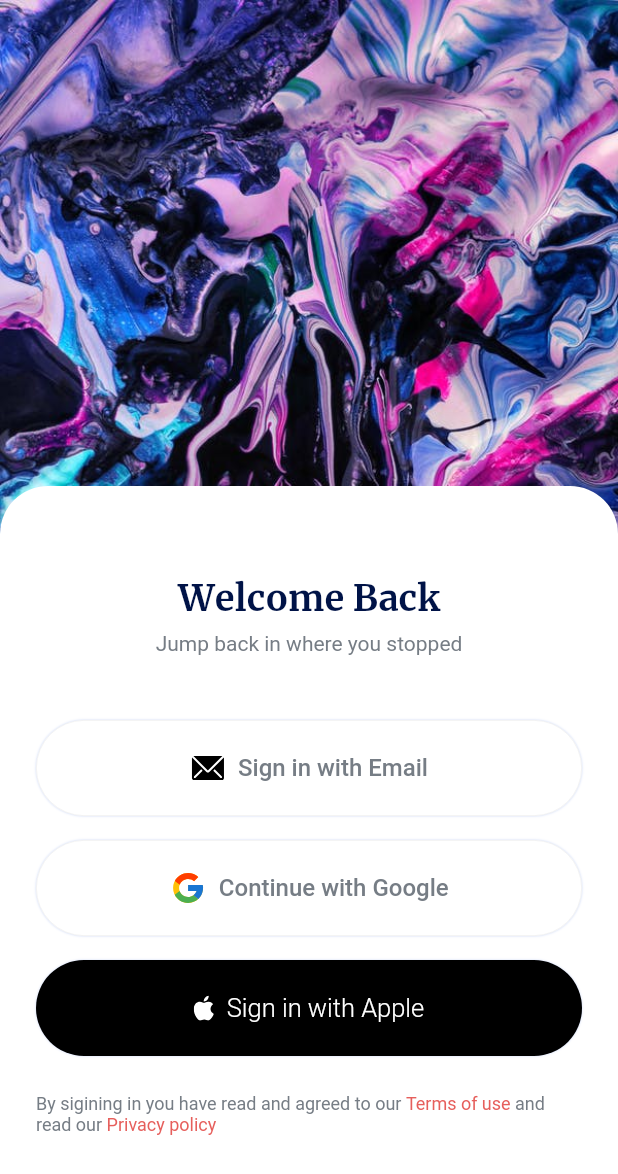
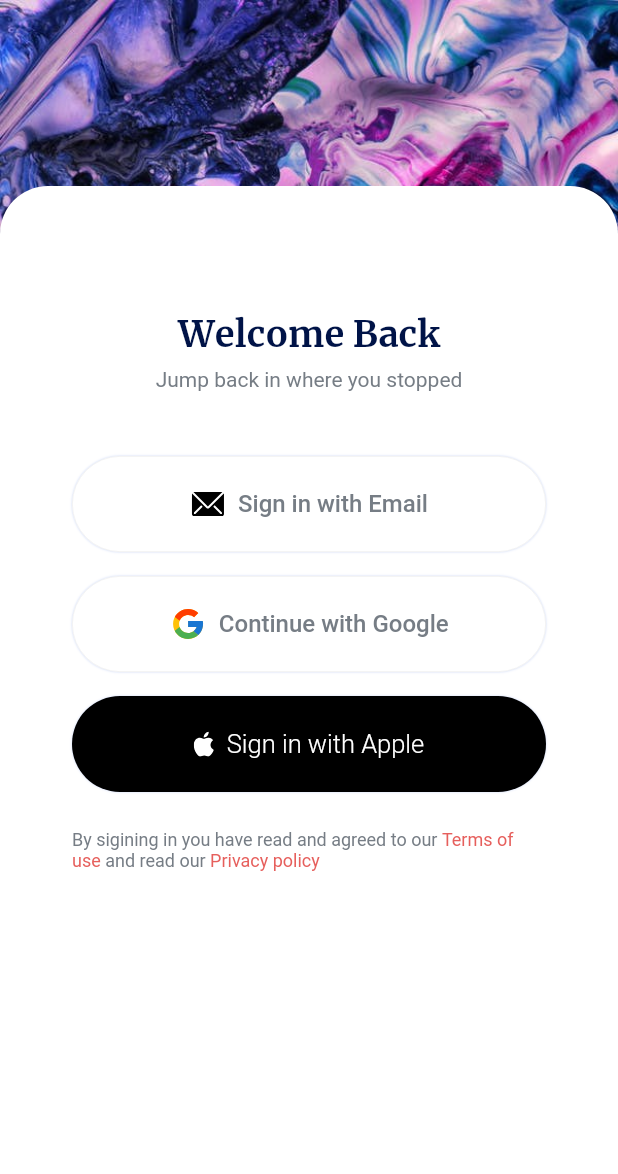
Before and after one commit to Lord-Chris/funconnect_local, a Flutter app: the WelcomeView screen opened directly, on a phone screen of 412 x 824 dp. Shown: the top 1174 px of the screen. Run offline on Flutter 3.47's test engine with Material 2 defaults, Android fonts, the phone set to English and light mode, and no system bars; our stand-ins replace equatable, flutter_bloc, flutter_svg, location, pin_code_fields; Roboto replaces fonts that are missing (GTWalsheimPro).

Commit message:
Welcome View bloc setup

```diff
--- /dev/null
+++ b/lib/features/authentication/presentation/blocs/welcome_bloc/welcome_bloc.dart
@@ -0,0 +1,48 @@
+import 'dart:async';
+
+import 'package:flutter/material.dart';
+import 'package:flutter/widgets.dart';
+import 'package:flutter_bloc/flutter_bloc.dart';
+import 'package:funconnect/email_signin_view.dart';
+import 'package:funconnect/features/authentication/presentation/blocs/welcome_bloc/welcome_event.dart';
+import 'package:funconnect/features/authentication/presentation/blocs/welcome_bloc/welcome_state.dart';
+
+class WelcomeBloc extends Bloc<WelcomeEvent, WelcomeState> {
+  WelcomeBloc() : super(WelcomeInitialState()) {
+    on<EmailSignInEvent>(_onEmailSignInEvent);
+    on<GoogleSignInEvent>(_onGoogleSignInEvent);
+    on<AppleSignInEvent>(_onAppleSignInEvent);
+    on<TermsOfUseTapEvent>(_onTermsOfUseTapEvent);
+    on<PrivacyPolicyTapEvent>(_onPrivacyPolicyTapEvent);
+  }
+
+  FutureOr<void> _onEmailSignInEvent(
+    EmailSignInEvent event,
+    Emitter<WelcomeState> emit,
+  ) {
+    Navigator.push(
+      event.context,
+      MaterialPageRoute(builder: (_) => const EmailSigninView()),
+    );
+  }
+
+  FutureOr<void> _onGoogleSignInEvent(
+    GoogleSignInEvent event,
+    Emitter<WelcomeState> emit,
+  ) {}
+
+  FutureOr<void> _onAppleSignInEvent(
+    AppleSignInEvent event,
+    Emitter<WelcomeState> emit,
+  ) {}
+
+  FutureOr<void> _onTermsOfUseTapEvent(
+    TermsOfUseTapEvent event,
+    Emitter<WelcomeState> emit,
+  ) {}
+
+  FutureOr<void> _onPrivacyPolicyTapEvent(
+    PrivacyPolicyTapEvent event,
+    Emitter<WelcomeState> emit,
+  ) {}
+}
--- /dev/null
+++ b/lib/features/authentication/presentation/blocs/welcome_bloc/welcome_event.dart
@@ -0,0 +1,20 @@
+import 'package:equatable/equatable.dart';
+import 'package:flutter/src/widgets/framework.dart';
+
+abstract class WelcomeEvent extends Equatable {
+  @override
+  List<Object?> get props => [];
+}
+
+class EmailSignInEvent extends WelcomeEvent {
+  final BuildContext context;
+  EmailSignInEvent(this.context);
+}
+
+class GoogleSignInEvent extends WelcomeEvent {}
+
+class AppleSignInEvent extends WelcomeEvent {}
+
+class TermsOfUseTapEvent extends WelcomeEvent {}
+
+class PrivacyPolicyTapEvent extends WelcomeEvent {}
--- /dev/null
+++ b/lib/features/authentication/presentation/blocs/welcome_bloc/welcome_state.dart
@@ -0,0 +1,8 @@
+import 'package:equatable/equatable.dart';
+
+abstract class WelcomeState extends Equatable {
+  @override
+  List<Object?> get props => [];
+}
+
+class WelcomeInitialState extends WelcomeState {}
--- /dev/null
+++ b/lib/features/authentication/presentation/views/welcome_view.dart
@@ -0,0 +1,141 @@
+import 'package:flutter/material.dart';
+import 'package:flutter_bloc/flutter_bloc.dart';
+import 'package:funconnect/constants/custom_button.dart';
+import 'package:funconnect/features/authentication/presentation/blocs/welcome_bloc/welcome_bloc.dart';
+import 'package:funconnect/features/authentication/presentation/blocs/welcome_bloc/welcome_event.dart';
+import 'package:funconnect/shared/constants/_constants.dart';
+
+class WelcomeView extends StatelessWidget {
+  const WelcomeView({Key? key}) : super(key: key);
+  static const welcomeImage = "assets/images/sign_in_image.jpeg";
+  static const emailSvg = "assets/svgs/clarity_email-solid.svg";
+  static const googleSvg = "assets/svgs/flat-color-icons_google.svg";
+  static const appleLogoSvg = "assets/svgs/applelogo.svg";
+
+  @override
+  Widget build(BuildContext context) {
+    return BlocProvider(
+      create: (context) => WelcomeBloc(),
+      child: Scaffold(
+        body: Stack(
+          fit: StackFit.expand,
+          children: [
+            Column(
+              children: [
+                Image.asset(
+                  welcomeImage,
+                  fit: BoxFit.cover,
+                ),
+              ],
+            ),
+            Positioned(
+              bottom: 0,
+              left: 0,
+              right: 0,
+              child: Container(
+                height: 700,
+                width: double.maxFinite,
+                padding: const EdgeInsets.all(48),
+                clipBehavior: Clip.hardEdge,
+                decoration: const BoxDecoration(
+                  color: AppColors.white,
+                  borderRadius: BorderRadius.vertical(top: Radius.circular(32)),
+                ),
+                child: Column(
+                  children: [
+                    const SizedBox(height: 35),
+                    const Text(
+                      "Welcome Back",
+                      style: TextStyle(
+                        fontSize: 24,
+                        color: AppColors.text,
+                        fontFamily: AppFonts.merriweather,
+                        fontWeight: FontWeight.bold,
+                      ),
+                    ),
+                    const SizedBox(height: 8),
+                    const Text(
+                      "Jump back in where you stopped",
+                      style: TextStyle(
+                        fontSize: 14,
+                        color: AppColors.par,
+                        fontFamily: AppFonts.gtWalshPro,
+                        fontWeight: FontWeight.normal,
+                      ),
+                    ),
+                    const SizedBox(height: 43),
+                    CustomButton(
+                      text: "Sign in with Email",
+                      isImage: true,
+                      image: emailSvg,
+                      fontSize: 16,
+                      fontWeight: FontWeight.w500,
+                      textColor: AppColors.par,
+                      buttonColor: AppColors.white,
+                      borderColor: AppColors.stroke,
+                      radius: 50,
+                      function: ()=>context.read<WelcomeBloc>().add(EmailSignInEvent(context)),
+                    ),
+                    const SizedBox(height: 16),
+                    const CustomButton(
+                      text: "Continue with Google",
+                      image: googleSvg,
+                      isImage: true,
+                      fontSize: 16,
+                      fontWeight: FontWeight.w500,
+                      textColor: AppColors.par,
+                      buttonColor: AppColors.white,
+                      borderColor: AppColors.stroke,
+                      radius: 50,
+                    ),
+                    const SizedBox(height: 16),
+                    const CustomButton(
+                      text: "Sign in with Apple",
+                      isImage: true,
+                      image: appleLogoSvg,
+                      fontSize: 17,
+                      fontWeight: FontWeight.w300,
+                      textColor: AppColors.white,
+                      buttonColor: AppColors.black,
+                      radius: 50,
+                    ),
+                    const SizedBox(height: 25),
+                    RichText(
+                      textAlign: TextAlign.start,
+                      text: const TextSpan(
+                        style: TextStyle(
+                          fontSize: 12,
+                          fontWeight: FontWeight.normal,
+                          fontFamily: AppFonts.gtWalshPro,
+                          color: AppColors.par,
+                        ),
+                        children: [
+                          TextSpan(
+                              text:
+                                  "By sigining in you have read and agreed to our "),
+                          TextSpan(
+                            text: "Terms of use",
+                            style: TextStyle(
+                              color: AppColors.secondary,
+                            ),
+                          ),
+                          TextSpan(text: " and read our "),
+                          TextSpan(
+                            text: "Privacy policy",
+                            style: TextStyle(
+                              color: AppColors.secondary,
+                            ),
+                          ),
+                        ],
+                      ),
+                    )
+                  ],
+                ),
+              ),
+            )
+          ],
+        ),
+      ),
+    );
+  }
+}
--- a/lib/features/startup/presentation/views/splash_view.dart
+++ b/lib/features/startup/presentation/views/splash_view.dart
@@ -21,13 +21,14 @@ class SplashView extends StatelessWidget {
         },
         child: Scaffold(
           body: Container(
-            padding: const EdgeInsets.symmetric(horizontal: 22),
+            width: double.maxFinite,
             color: AppColors.primary,
             child: Column(
               mainAxisAlignment: MainAxisAlignment.spaceBetween,
               children: [
                 SvgPicture.asset(
                   AppAssets.splashUpSvg,
+                  width: 370,
                 ),
                 const Spacer(),
                 SvgPicture.asset(
@@ -40,6 +41,7 @@ class SplashView extends StatelessWidget {
                   children: [
                     SvgPicture.asset(
                       AppAssets.splashDownSvg,
+                      width: 370,
                       // width: 331,
                       // height: 331,
                     ),
--- a/lib/main.dart
+++ b/lib/main.dart
@@ -1,5 +1,5 @@
 import 'package:flutter/material.dart';
-import 'package:funconnect/features/startup/presentation/views/splash_view.dart';
+import 'package:funconnect/features/authentication/presentation/views/welcome_view.dart';
 
 void main() {
   runApp(const MyApp());
@@ -25,7 +25,7 @@ class MyApp extends StatelessWidget {
         // is not restarted.
         primarySwatch: Colors.blue,
       ),
-      home: const SplashView(),
+      home: const WelcomeView(),
     );
   }
 }
--- a/lib/welcome_view.dart
+++ /dev/null
@@ -1,147 +0,0 @@
-import 'package:flutter/material.dart';
-import 'package:funconnect/constants/custom_button.dart';
-import 'package:funconnect/shared/constants/_constants.dart';
-
-class WelcomeView extends StatelessWidget {
-  const WelcomeView({Key? key}) : super(key: key);
-  static const welcomeImage = "assets/images/sign_in_image.jpeg";
-  static const emailSvg = "assets/svgs/clarity_email-solid.svg";
-  static const googleSvg = "assets/svgs/flat-color-icons_google.svg";
-  static const appleLogoSvg = "assets/svgs/applelogo.svg";
-
-  @override
-  Widget build(BuildContext context) {
-    return Scaffold(
-      body: Stack(
-        fit: StackFit.expand,
-        children: [
-          Column(
-            children: [
-              Image.asset(
-                welcomeImage,
-                fit: BoxFit.cover,
-              ),
-            ],
-          ),
-          Positioned(
-            bottom: 0,
-            left: 0,
-            right: 0,
-            // top: 5,
-            child: Container(
-              height: 500,
-              width: double.maxFinite,
-              padding: const EdgeInsets.all(24),
-              clipBehavior: Clip.hardEdge,
-              decoration: const BoxDecoration(
-                color: AppColors.white,
-                borderRadius: BorderRadius.vertical(top: Radius.circular(32)),
-              ),
-              child: Column(
-                children: [
-                  const SizedBox(height: 35),
-                  const Text(
-                    "Welcome Back",
-                    style: TextStyle(
-                      fontSize: 24,
-                      color: AppColors.text,
-                      fontFamily: AppFonts.merriweather,
-                      fontWeight: FontWeight.bold,
-                    ),
-                  ),
-                  const SizedBox(height: 8),
-                  const Text(
-                    "Jump back in where you stopped",
-                    style: TextStyle(
-                      fontSize: 14,
-                      color: AppColors.par,
-                      fontFamily: AppFonts.gtWalshPro,
-                      fontWeight: FontWeight.normal,
-                    ),
-                  ),
-                  const SizedBox(height: 43),
-                  const CustomButton(
-                    text: "Sign in with Email",
-                    isImage: true,
-                    image: emailSvg,
-                    fontSize: 16,
-                    fontWeight: FontWeight.w500,
-                    textColor: AppColors.par,
-                    buttonColor: AppColors.white,
-                    borderColor: AppColors.stroke,
-                    radius: 50,
-                  ),
-                  const SizedBox(height: 16),
-                  const CustomButton(
-                    text: "Continue with Google",
-                    image: googleSvg,
-                    isImage: true,
-                    fontSize: 16,
-                    fontWeight: FontWeight.w500,
-                    textColor: AppColors.par,
-                    buttonColor: AppColors.white,
-                    borderColor: AppColors.stroke,
-                    radius: 50,
-                  ),
-                  const SizedBox(height: 16),
-                  const CustomButton(
-                    text: "Sign in with Apple",
-                    isImage: true,
-                    image: appleLogoSvg,
-                    fontSize: 17,
-                    fontWeight: FontWeight.w300,
-                    textColor: AppColors.white,
-                    buttonColor: AppColors.black,
-                    radius: 50,
-                  ),
-                  const SizedBox(height: 25),
-                  RichText(
-                    textAlign: TextAlign.start,
-                    text: const TextSpan(
-                      style: TextStyle(
-                        fontSize: 12,
-                        fontWeight: FontWeight.normal,
-                        fontFamily: AppFonts.gtWalshPro,
-                        color: AppColors.par,
-                      ),
-                      children: [
-                        TextSpan(
-                            text:
-                                "By sigining in you have read and agreed to our "),
-                        TextSpan(
-                          text: "Terms of use",
-                          style: TextStyle(
-                            color: AppColors.secondary,
-                          ),
-                        ),
-                        TextSpan(text: " and read our "),
-                        TextSpan(
-                          text: "Privacy policy",
-                          style: TextStyle(
-                            color: AppColors.secondary,
-                          ),
-                        ),
-                      ],
-                    ),
-                  )
-                ],
-              ),
-            ),
-          )
-        ],
-      ),
-      // bottomSheet: BottomSheet(
-      //   shape: const RoundedRectangleBorder(
-      //     borderRadius: BorderRadius.vertical(top: Radius.circular(32)),
-      //   ),
-      //   backgroundColor: AppColors.primary,
-      //   clipBehavior: Clip.hardEdge,
-      //   enableDrag: false,
-      //   onClosing: () {},
-      //   builder: (context) {
-      //     return ;
-      //   },
-      // ),
-    );
-  }
-}
```
